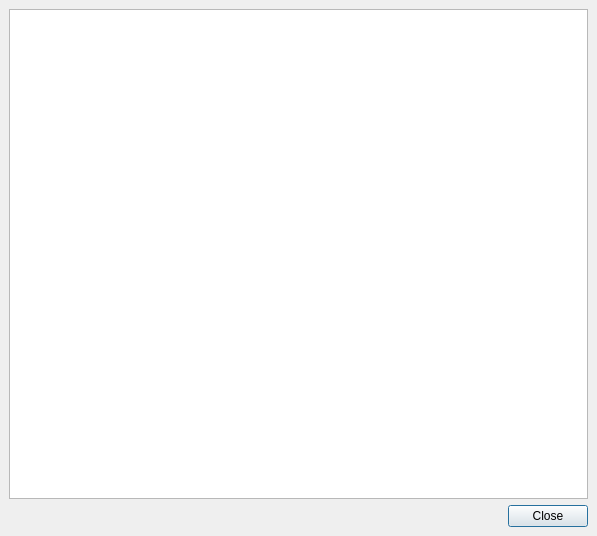
Kst-plot/kst, file src/libkstapp/viewprimitivedialog.ui: the form before one commit.
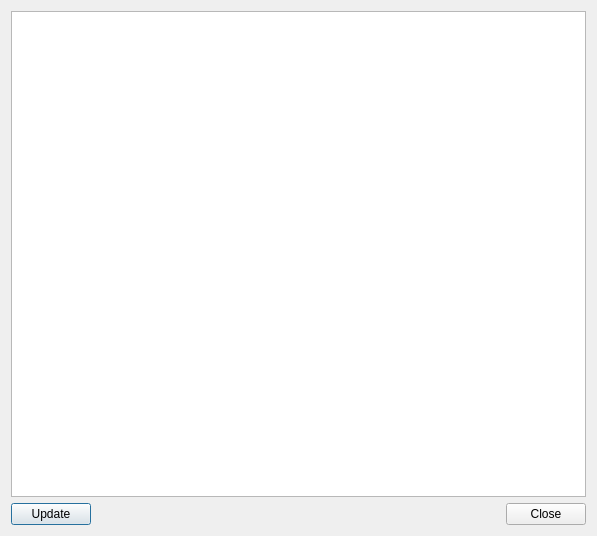
The form after the commit.

Commit message: make string and scalar view updatable

The edit to the form file:
```diff
--- a/src/libkstapp/viewprimitivedialog.ui
+++ b/src/libkstapp/viewprimitivedialog.ui
@@ -12,25 +12,30 @@
   <property name="windowTitle" >
    <string>Primitive View</string>
   </property>
-  <layout class="QGridLayout" >
-   <property name="margin" >
-    <number>9</number>
-   </property>
-   <property name="spacing" >
-    <number>6</number>
-   </property>
-   <item row="0" column="0" >
-    <widget class="QTreeView" name="_tree" />
+  <layout class="QVBoxLayout" name="verticalLayout">
+   <item>
+    <widget class="QTreeView" name="_tree"/>
    </item>
-   <item row="1" column="0" >
-    <widget class="QDialogButtonBox" name="buttonBox" >
-     <property name="orientation" >
-      <enum>Qt::Horizontal</enum>
-     </property>
-     <property name="standardButtons" >
-      <set>QDialogButtonBox::Close|QDialogButtonBox::NoButton</set>
-     </property>
-    </widget>
+   <item>
+    <layout class="QHBoxLayout" name="horizontalLayout">
+     <item>
+      <widget class="QPushButton" name="updateButton">
+       <property name="text">
+        <string>Update</string>
+       </property>
+      </widget>
+     </item>
+     <item>
+      <widget class="QDialogButtonBox" name="buttonBox">
+       <property name="orientation">
+        <enum>Qt::Horizontal</enum>
+       </property>
+       <property name="standardButtons">
+        <set>QDialogButtonBox::Close</set>
+       </property>
+      </widget>
+     </item>
+    </layout>
    </item>
   </layout>
  </widget>
```
Left out of the diff: 17 changed lines with no effect on the pictures. The commit also changes 2 other files.
